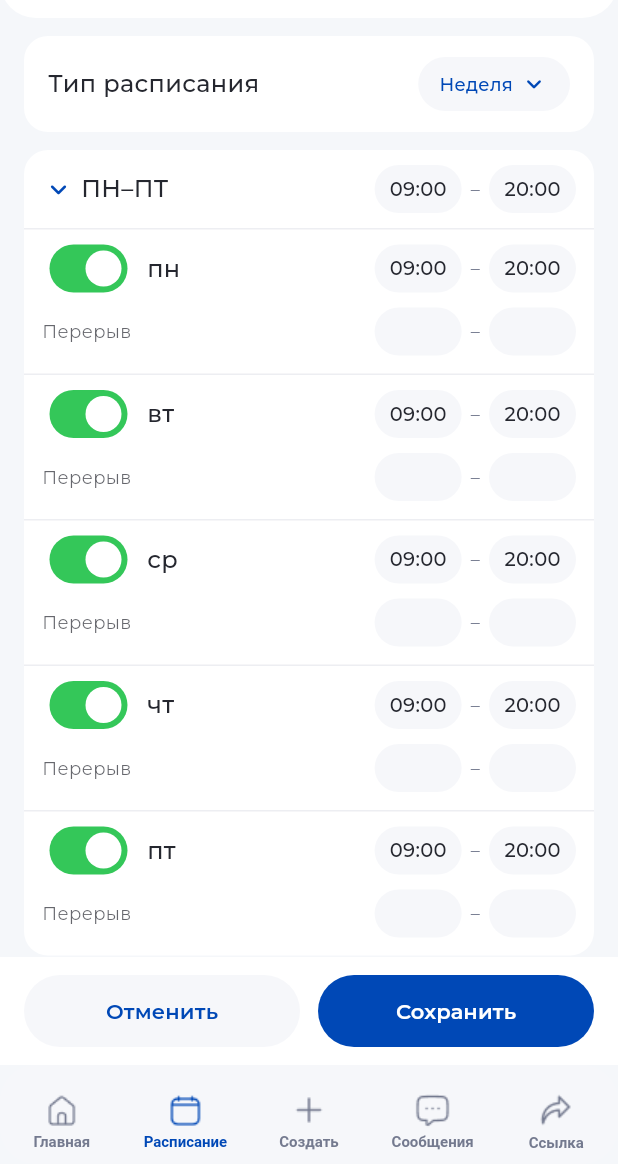
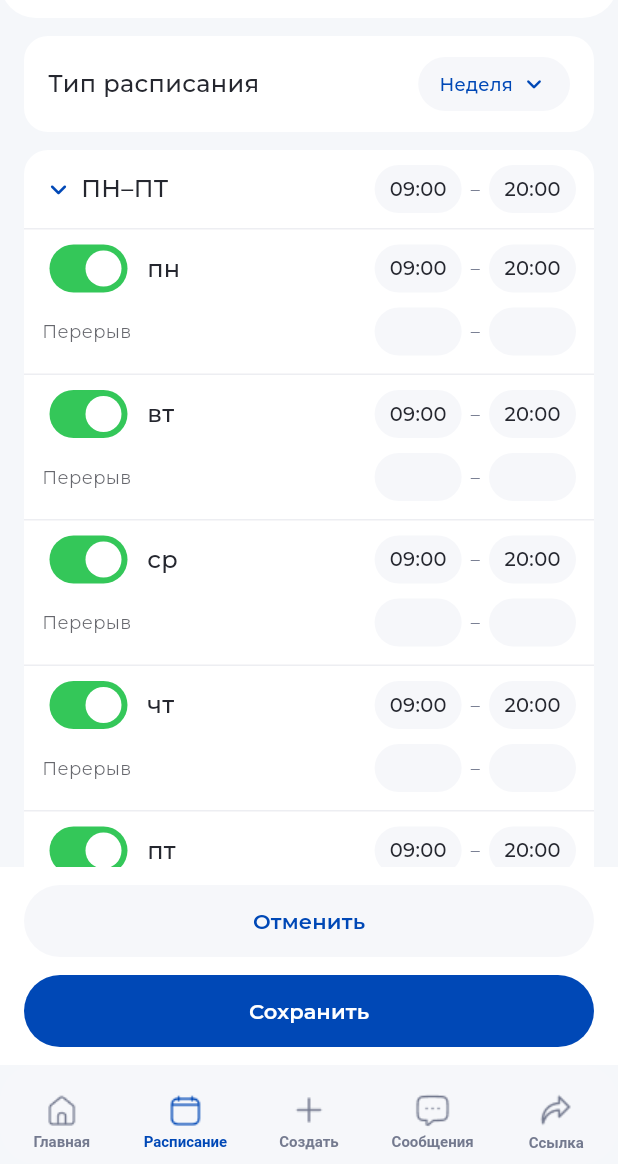
Before and after one commit to drobotukhinayana-crypto/rient_app, a Flutter app: the SpecialistSchedulePage screen opened by its route, on a phone screen of 412 x 824 dp, the part 72-1236 px from its top. Run offline on Flutter 3.47's test engine with Material 3 defaults, Android fonts, the phone set to English and light mode, and no system bars; our stand-ins replace country_picker, dio, dropdown_button2, flutter_riverpod, freezed_annotation, gap and 5 more; missing offline and left inert: dart_date; accounts and stored records are empty.

Commit message:
график

```diff
--- a/lib/features/schedule/view/specialist_schedule_page.dart
+++ b/lib/features/schedule/view/specialist_schedule_page.dart
@@ -295,10 +295,10 @@ class _SpecialistSchedulePageState extends State<SpecialistSchedulePage> {
               16,
               12 + MediaQuery.paddingOf(context).bottom,
             ),
-            child: Row(
+            child: Column(
+              mainAxisSize: MainAxisSize.min,
               children: [
-                Expanded(
-                  child: MainButton(
+                MainButton(
                   title: 'Отменить',
                   color: isDark
                       ? AppColors.secondaryDarkLight
@@ -306,13 +306,10 @@ class _SpecialistSchedulePageState extends State<SpecialistSchedulePage> {
                   textColor: accent,
                   onTap: () => context.pop(),
                 ),
-                ),
                 const Gap(12),
-                Expanded(
-                  child: MainButton(
+                MainButton(
                   title: 'Сохранить',
                   onTap: _onSave,
-                  ),
                 ),
               ],
             ),
```
Lines whose indentation alone changed are shown as unchanged.
